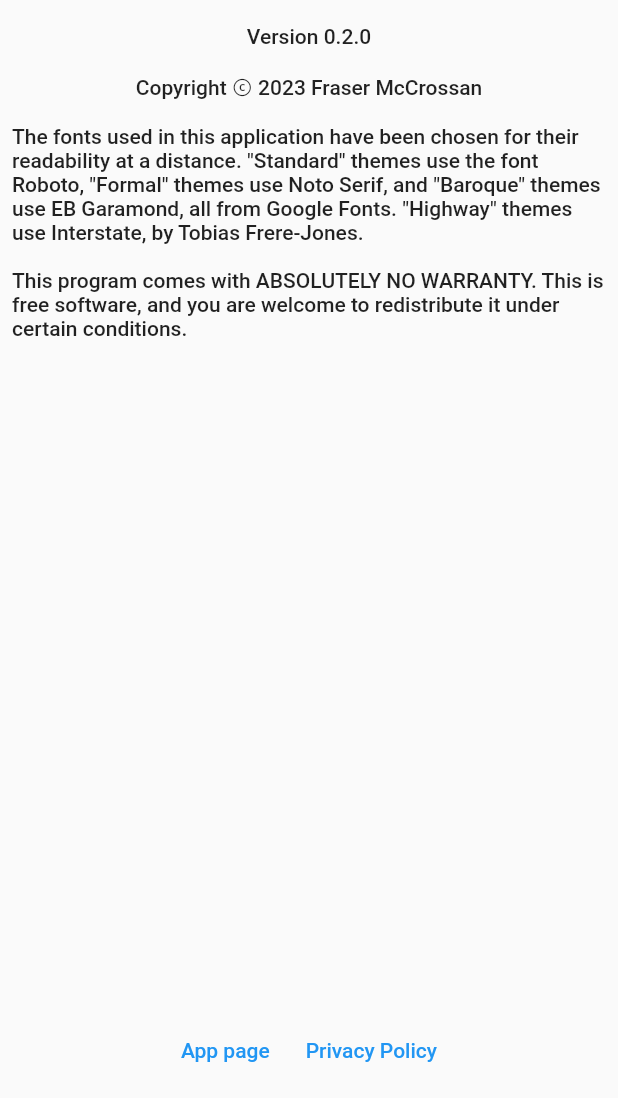
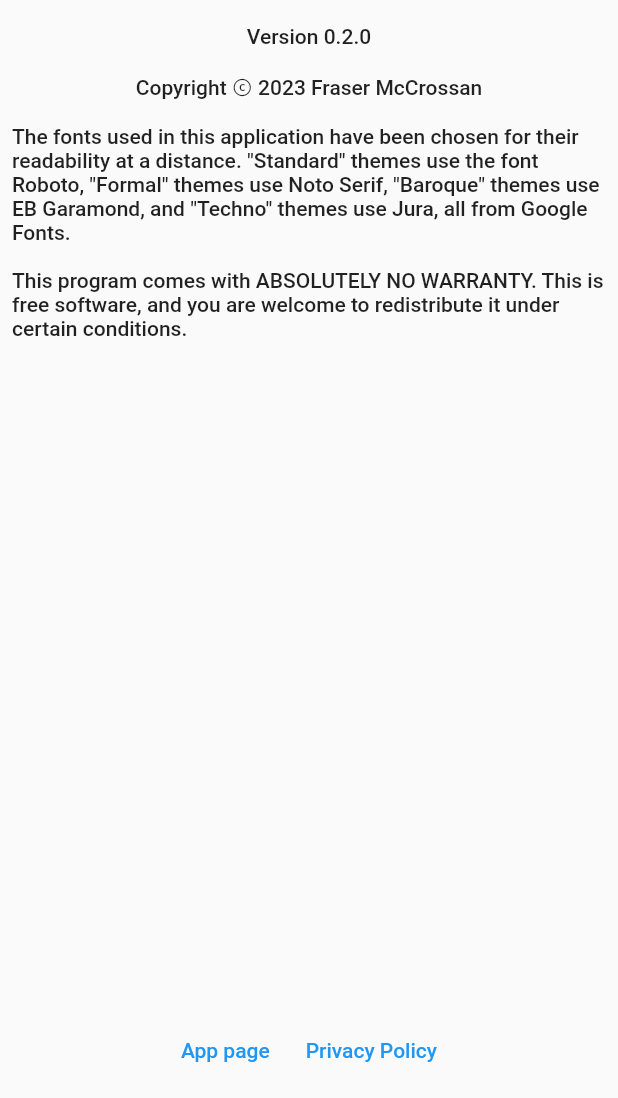
Before and after one commit to joatca/mpd-display, a Flutter app: the AboutPage screen opened directly, on a phone screen of 412 x 824 dp, the part 138-1236 px from its top. Run offline on Flutter 3.47's test engine with Material 2 defaults, Android fonts, the phone set to English and light mode, and no system bars; our stand-ins replace package_info_plus, shared_preferences, wakelock; accounts and stored records are empty.

Commit message:
remove highway theme and colours, add techno theme using Jura

```diff
--- a/lib/about.dart
+++ b/lib/about.dart
@@ -47,7 +47,7 @@ class _AboutPageState extends State<AboutPage> with TextUtil {
   static const ppUrl = 'https://apps.joat.me/page/privacy';
   static const copyYear = '2023';
   static const copyright = 'Fraser McCrossan';
-  static const fontCopy = 'The fonts used in this application have been chosen for their readability at a distance. "Standard" themes use the font Roboto, "Formal" themes use Noto Serif, and "Baroque" themes use EB Garamond, all from Google Fonts. "Highway" themes use Interstate, by Tobias Frere-Jones.';
+  static const fontCopy = 'The fonts used in this application have been chosen for their readability at a distance. "Standard" themes use the font Roboto, "Formal" themes use Noto Serif, "Baroque" themes use EB Garamond, and "Techno" themes use Jura, all from Google Fonts.';
   static const license =
       'This program comes with ABSOLUTELY NO WARRANTY. This is free software, and you are welcome to redistribute it under certain conditions.';
   String _version = '';
--- a/lib/data_classes.dart
+++ b/lib/data_classes.dart
@@ -175,8 +175,8 @@ class PageState extends ChangeNotifier {
       height: 1.1,
       weight: FontWeight.w600,
     ),
-    "Highway": InfoFontTheme(
-      font: "Interstate",
+    "Techno": InfoFontTheme(
+      font: "Jura",
       titleSize: 80,
       infoSize: 64,
       height: 1.0,
@@ -209,22 +209,12 @@ class PageState extends ChangeNotifier {
       titleColor: const Color(0xff101040),
       infoColor: const Color(0xff202020),
     ),
-    "Canada Highway": InfoAppearanceTheme(
-      bgColor: const Color(0xff01A775),
-      titleColor: Colors.white,
-      infoColor: Colors.white,
-    ),
-    "UK Highway": InfoAppearanceTheme(
-      bgColor: const Color(0xff007bc1),
-      titleColor: Colors.white,
-      infoColor: Colors.white,
-    ),
-    "Black On White": InfoAppearanceTheme(
+    "Black-On-White": InfoAppearanceTheme(
       bgColor: Colors.white,
       titleColor: Colors.black,
       infoColor: Colors.black,
     ),
-    "White On Black": InfoAppearanceTheme(
+    "White-On-Black": InfoAppearanceTheme(
       bgColor: Colors.black,
       titleColor: Colors.white,
       infoColor: Colors.white,
--- a/pubspec.yaml
+++ b/pubspec.yaml
@@ -79,6 +79,6 @@ flutter:
     - family: Garamond
       fonts:
         - asset: fonts/EBGaramond.ttf
-    - family: Interstate
+    - family: Jura
       fonts:
-        - asset: fonts/Interstate-regular.ttf
+        - asset: fonts/Jura-SemiBold.ttf
```
Also changed, not shown: fonts/Interstate-regular.ttf (deleted), fonts/Jura-SemiBold.ttf (added).
